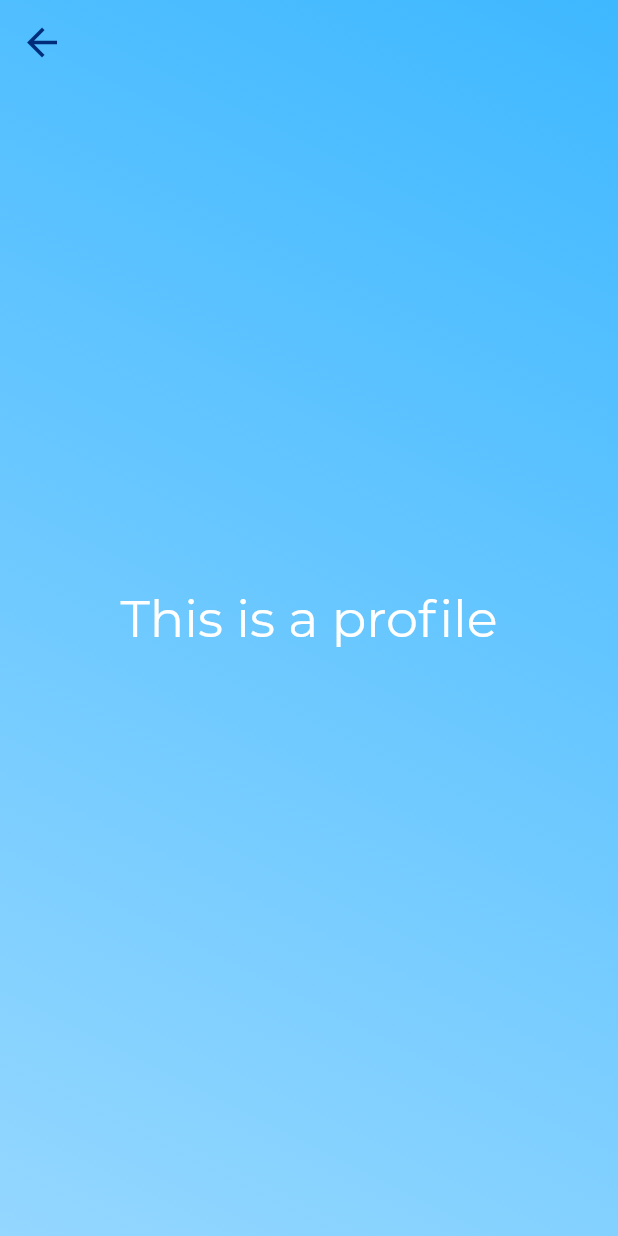
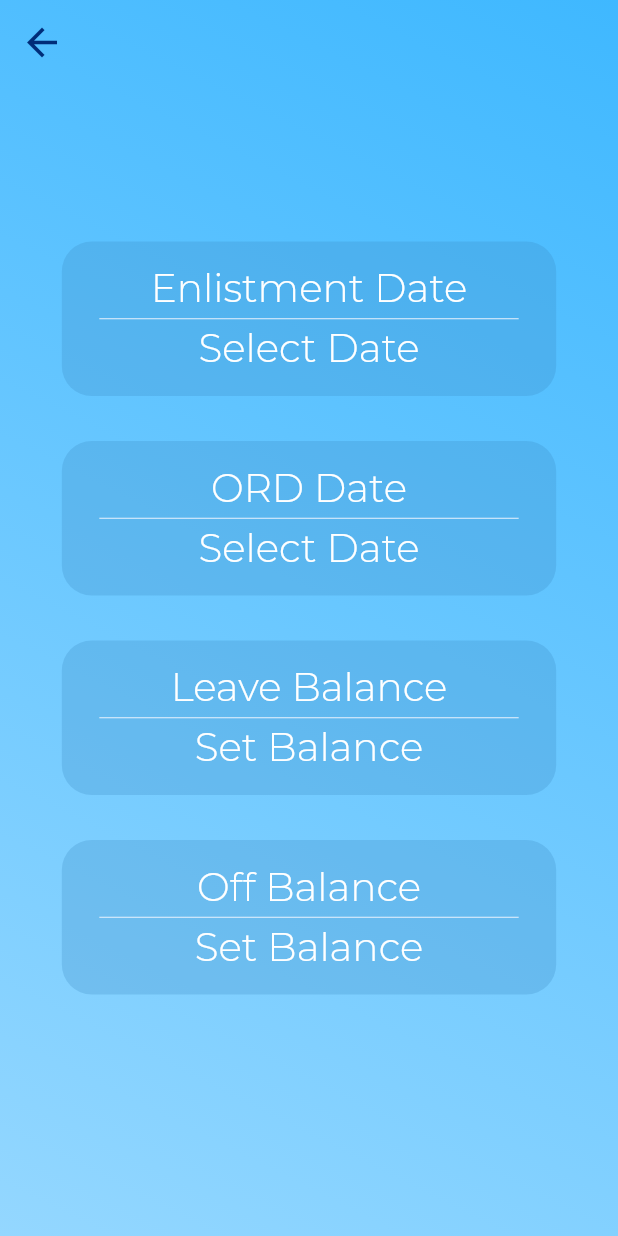
Before and after one commit to TanglingTreats/ord_countdown_app, a Flutter app: the screen it shows after launch, after a tap on the "menu" icon, on a phone screen of 412 x 824 dp. Run offline on Flutter 3.47's test engine with Material 2 defaults, Android fonts, the phone set to English and light mode, and no system bars.

Commit message:
Add placeholder widgets
Add:
- Placeholder widgets for homepage and profile page
- CustomCard class for consistent styling

```diff
--- a/lib/src/app.dart
+++ b/lib/src/app.dart
@@ -21,8 +21,9 @@ class MyCountdownApp extends StatelessWidget {
         // is not restarted.
         fontFamily: 'Montserrat',
         textTheme: TextTheme(
-          body1: TextStyle( color: Palette.textColor, fontWeight: FontWeight.w300 ),
-          display1: TextStyle( color: Palette.textColor ),
+          body1: TextStyle( color: Palette.textColor, fontSize: 28, fontWeight: FontWeight.w300, ),
+          body2: TextStyle( color: Palette.textColor, fontSize: 26, fontWeight: FontWeight.w300, ),
+          display1: TextStyle( color: Palette.textColor, fontSize: 65, fontWeight: FontWeight.w500, ),
           title: TextStyle( fontWeight: FontWeight.w500 ),
         ),
         backgroundColor: Palette.themeColor,
--- a/lib/src/resources/app-palette.dart
+++ b/lib/src/resources/app-palette.dart
@@ -10,5 +10,9 @@ class Palette {
 
   static Color themeColor = Color(0xFF3FB8FF); //Blue
 
-  static Color iconColor = Color(0xFF002D79); //Dark blue
+  static Color iconColor = Color(0xFF002D79); //Dark Blue
+
+  static Color widgetBg = Color(0x403786C0); //Mid shade Blue
+
+  static Color lineColor = Color(0xFFE9F2FD);
 }
--- /dev/null
+++ b/lib/src/resources/customcard.dart
@@ -0,0 +1,39 @@
+/*
+Created: 24-07-19
+Edited: 24-07-19
+*/
+import 'package:flutter/material.dart';
+import '../resources/app-palette.dart';
+
+
+//This class creates a background widget for displaying information
+class CustomCard extends StatelessWidget{
+  CustomCard({@required this.screenSize, @required this.child,
+            this.marginTop = 15, this.marginBottom = 15, this.widthDivider = 1.25, this.heightDivider = 8});
+
+  final double widthDivider;
+  final double heightDivider;
+
+  final double marginTop;
+  final double marginBottom;
+
+  final Size screenSize;
+
+  final Widget child;
+
+
+  @override
+  Widget build(BuildContext context) {
+    return Container(
+      margin: EdgeInsets.only(top: marginTop, bottom: marginBottom),
+      width: screenSize.width / widthDivider,
+      height: screenSize.height / heightDivider,
+      decoration: BoxDecoration(
+        color: Palette.widgetBg,
+        borderRadius: BorderRadius.circular(20),
+
+      ),
+      child: child,
+    );
+  }
+}
--- a/lib/src/ui/homepage.dart
+++ b/lib/src/ui/homepage.dart
@@ -1,6 +1,7 @@
 import 'package:flutter/material.dart';
 import '../resources/app-palette.dart';
 import '../resources/background.dart';
+import '../resources/customcard.dart';
 
 class HomePage extends StatefulWidget {
   HomePage({Key key, this.title}) : super(key: key);
@@ -30,7 +31,9 @@ class _HomePageState extends State<HomePage> {
     // The Flutter framework has been optimized to make rerunning build methods
     // fast, so that you can just rebuild anything that needs updating rather
     // than having to individually change instances of widgets.
+    int daysLeft = 50;
 
+    Size screenSize = MediaQuery.of(context).size;
 
     return Scaffold(
       body: Stack (children: <Widget>[
@@ -73,14 +76,77 @@ class _HomePageState extends State<HomePage> {
           child: Column (
             mainAxisAlignment: MainAxisAlignment.center,
             children: <Widget>[
-            Text(
-                  'Homepage',
-                  style: Theme.of(context).textTheme.display1,
-                ),
+              SafeArea(
+                child: Column(
+                  children: <Widget>[
+                    _buildCentralRadial(daysLeft),
+                    _buildBalanceCard(screenSize),
+                    _buildMsgCard(screenSize),
+                  ],
+                )
+              ),
             ],
           )
         )
       ]),// This trailing comma makes auto-formatting nicer for build methods.
     );
   }
+
+  Widget _buildCentralRadial(int daysLeft) {
+    return Container(
+      width: 300,
+      height: 300,
+      margin: EdgeInsets.only(top: 30),
+      decoration: BoxDecoration(
+        color: Color(0xFF63B7F7),
+        shape: BoxShape.circle,
+        border: Border.all(
+          width: 5,
+          color: Color(0xFFE9F2FD),
+        ),
+      ),
+      child: Center(
+        child: Text(
+        '$daysLeft%',
+        style: Theme.of(context).textTheme.display1,
+      ),
+      ),
+    );
+  }
+
+  Widget _buildBalanceCard(Size screenSize) {
+    return CustomCard(
+      marginTop: 25,
+      screenSize: screenSize,
+      child: Center(
+        child: Column(
+          mainAxisAlignment: MainAxisAlignment.center,
+          children: <Widget>[
+            Text(
+              "Show Balance",
+              style: Theme.of(context).textTheme.body1,
+            )
+          ],
+        )
+      ),
+    );
+  }
+
+  Widget _buildMsgCard(Size screenSize) {
+    return CustomCard(
+      heightDivider: 6,
+      screenSize: screenSize,
+      child: Center(
+        child: Column(
+          mainAxisAlignment: MainAxisAlignment.center,
+          children: <Widget>[
+            Text(
+              "Motivational Message",
+              style: Theme.of(context).textTheme.body1
+            ),
+          ],
+        ),
+      ),
+    );
+  }
 }
--- a/lib/src/ui/profile.dart
+++ b/lib/src/ui/profile.dart
@@ -1,6 +1,7 @@
 import 'package:flutter/material.dart';
 import '../resources/background.dart';
 import '../resources/app-palette.dart';
+import '../resources/customcard.dart';
 
 class Profile extends StatefulWidget {
   Profile({Key key, this.title}) : super(key: key);
@@ -14,9 +15,11 @@ class Profile extends StatefulWidget {
 
 class _ProfileState extends State<Profile> {
 
-
   @override
   Widget build(BuildContext context) {
+
+    Size screenSize = MediaQuery.of(context).size;
+
     return Scaffold(
       body: Stack (children: <Widget>[
         Container(
@@ -53,14 +56,105 @@ class _ProfileState extends State<Profile> {
           child: Column (
             mainAxisAlignment: MainAxisAlignment.center,
             children: <Widget>[
-            Text(
-                  'This is a profile',
-                  style: Theme.of(context).textTheme.display1,
-                ),
+              _buildDateCard('Enlistment Date', screenSize),
+              _buildDateCard('ORD Date', screenSize),
+              _buildBalanceCard('Leave Balance', screenSize),
+              _buildBalanceCard('Off Balance', screenSize)
             ],
           )
         )
       ]),// This trailing comma makes auto-formatting nicer for build methods.
     );
   }
+
+  Widget _buildDateCard(String title, Size screenSize) {
+
+    return CustomCard(
+      screenSize: screenSize,
+      child: Center(
+        child: Column(
+          mainAxisAlignment: MainAxisAlignment.center,
+          children: <Widget>[
+            Row(
+              mainAxisAlignment: MainAxisAlignment.center,
+              children: <Widget>[
+                Text(
+                  title,
+                  style: Theme.of(context).textTheme.body2
+                ),
+              ],
+            ),
+            Row(
+              mainAxisAlignment: MainAxisAlignment.center,
+              children: <Widget>[
+                Expanded(
+                  child: new Container(
+                    margin: const EdgeInsets.only(left: 25, right: 25),
+                    child: Divider(
+                      color: Palette.lineColor,
+                      height: 8,
+                    )
+                  ),
+                ),
+              ],
+            ),
+            Row(
+              mainAxisAlignment: MainAxisAlignment.center,
+              children: <Widget>[
+                Text(
+                  "Select Date",
+                  style: Theme.of(context).textTheme.body2
+                )
+              ],
+            ),
+          ],
+        ),
+      )
+    );
+  }
+
+  Widget _buildBalanceCard(String title, Size screenSize) {
+    return CustomCard(
+      screenSize: screenSize,
+      child: Center(
+        child: Column(
+          mainAxisAlignment: MainAxisAlignment.center,
+          children: <Widget>[
+            Row(
+              mainAxisAlignment: MainAxisAlignment.center,
+              children: <Widget>[
+                Text(
+                  title,
+                  style: Theme.of(context).textTheme.body2
+                ),
+              ],
+            ),
+            Row(
+              mainAxisAlignment: MainAxisAlignment.center,
+              children: <Widget>[
+                Expanded(
+                  child: new Container(
+                    margin: const EdgeInsets.only(left: 25, right: 25),
+                    child: Divider(
+                      color: Palette.lineColor,
+                      height: 8,
+                    )
+                  ),
+                ),
+              ],
+            ),
+            Row(
+              mainAxisAlignment: MainAxisAlignment.center,
+              children: <Widget>[
+                Text(
+                  "Set Balance",
+                  style: Theme.of(context).textTheme.body2
+                )
+              ],
+            ),
+          ],
+        ),
+      )
+    );
+  }
 }
--- /dev/null
+++ b/lib/src/ui/titlepage.dart
@@ -0,0 +1,15 @@
+import 'package:flutter/material.dart';
+
+class TitlePage extends StatelessWidget {
+
+  @override
+  Widget build (BuildContext context) {
+    return Center (
+      child: Column(
+        children: <Widget>[
+
+        ],
+      ),
+    );
+  }
+}
```
